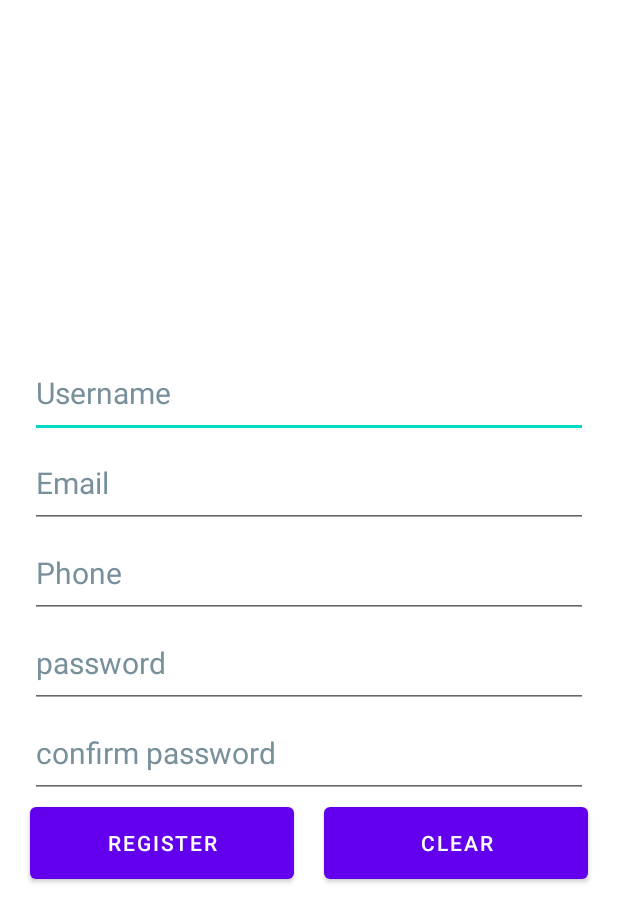
After one commit to MostafaXLotfy/Wagba, an Android app: the fragment RegisterFragment shown on its own in the app's theme, on a phone screen of 412 x 824 dp. The commit adds this screen. Shown: the top 922 px of the screen. Run offline under Robolectric (Android 15) with nearby library versions, the phone set to English and light mode, and no system bars.

Commit message:
converted login, register, restaurants activities into fragments

```diff
--- /dev/null
+++ b/app/src/main/java/com/example/wagba/RegisterFragment.java
@@ -0,0 +1,64 @@
+package com.example.wagba;
+
+import android.os.Bundle;
+
+import androidx.fragment.app.Fragment;
+
+import android.view.LayoutInflater;
+import android.view.View;
+import android.view.ViewGroup;
+
+/**
+ * A simple {@link Fragment} subclass.
+ * Use the {@link RegisterFragment#newInstance} factory method to
+ * create an instance of this fragment.
+ */
+public class RegisterFragment extends Fragment {
+
+    // TODO: Rename parameter arguments, choose names that match
+    // the fragment initialization parameters, e.g. ARG_ITEM_NUMBER
+    private static final String ARG_PARAM1 = "param1";
+    private static final String ARG_PARAM2 = "param2";
+
+    // TODO: Rename and change types of parameters
+    private String mParam1;
+    private String mParam2;
+
+    public RegisterFragment() {
+        // Required empty public constructor
+    }
+
+    /**
+     * Use this factory method to create a new instance of
+     * this fragment using the provided parameters.
+     *
+     * @param param1 Parameter 1.
+     * @param param2 Parameter 2.
+     * @return A new instance of fragment RegisterFragment.
+     */
+    // TODO: Rename and change types and number of parameters
+    public static RegisterFragment newInstance(String param1, String param2) {
+        RegisterFragment fragment = new RegisterFragment();
+        Bundle args = new Bundle();
+        args.putString(ARG_PARAM1, param1);
+        args.putString(ARG_PARAM2, param2);
+        fragment.setArguments(args);
+        return fragment;
+    }
+
+    @Override
+    public void onCreate(Bundle savedInstanceState) {
+        super.onCreate(savedInstanceState);
+        if (getArguments() != null) {
+            mParam1 = getArguments().getString(ARG_PARAM1);
+            mParam2 = getArguments().getString(ARG_PARAM2);
+        }
+    }
+
+    @Override
+    public View onCreateView(LayoutInflater inflater, ViewGroup container,
+                             Bundle savedInstanceState) {
+        // Inflate the layout for this fragment
+        return inflater.inflate(R.layout.fragment_register, container, false);
+    }
+}
--- /dev/null
+++ b/app/src/main/res/layout/fragment_register.xml
@@ -0,0 +1,147 @@
+<?xml version="1.0" encoding="utf-8"?>
+<FrameLayout xmlns:android="http://schemas.android.com/apk/res/android"
+    xmlns:tools="http://schemas.android.com/tools"
+    android:layout_width="match_parent"
+    android:layout_height="match_parent"
+    xmlns:app="http://schemas.android.com/apk/res-auto"
+    tools:context=".RegisterFragment">
+
+    <!-- TODO: Update blank fragment layout -->
+    <androidx.constraintlayout.widget.ConstraintLayout
+        android:layout_width="match_parent"
+        android:layout_height="match_parent">
+
+        <EditText
+            android:id="@+id/et_username"
+            android:layout_width="0dp"
+            android:layout_height="60dp"
+            android:layout_marginLeft="20dp"
+
+            android:layout_marginRight="20dp"
+            android:hint="@string/username"
+            android:inputType="textPersonName"
+
+            android:textColorHint="#78909C"
+
+            android:textSize="20sp"
+            app:layout_constraintTop_toTopOf="parent"
+            app:layout_constraintStart_toStartOf="parent"
+            app:layout_constraintEnd_toEndOf="parent"
+            app:layout_constraintBottom_toTopOf="@id/et_email"
+
+            android:autofillHints="username"
+            app:layout_constraintVertical_chainStyle="packed"
+            />
+
+
+        <EditText
+            android:id="@+id/et_email"
+            android:layout_width="0dp"
+            android:layout_height="60dp"
+            android:layout_marginLeft="20dp"
+
+            android:layout_marginRight="20dp"
+            android:hint="@string/email"
+            android:inputType="textEmailAddress"
+
+            android:textColorHint="#78909C"
+
+            android:textSize="20sp"
+            app:layout_constraintTop_toBottomOf="@id/et_username"
+            app:layout_constraintStart_toStartOf="parent"
+            app:layout_constraintEnd_toEndOf="parent"
+            app:layout_constraintBottom_toTopOf="@id/et_phone"
+
+            android:autofillHints="emailAddress"
+            />
+
+        <EditText
+            android:id="@+id/et_phone"
+            android:layout_width="0dp"
+            android:layout_height="60dp"
+            android:layout_marginLeft="20dp"
+
+            android:layout_marginRight="20dp"
+
+            android:hint="@string/phone"
+            android:inputType="phone"
+            android:autofillHints="phone"
+
+            android:textColorHint="#78909C"
+
+            android:textSize="20sp"
+            app:layout_constraintTop_toBottomOf="@id/et_email"
+            app:layout_constraintStart_toStartOf="parent"
+            app:layout_constraintEnd_toEndOf="parent"
+            app:layout_constraintBottom_toTopOf="@id/et_password"
+            />
+
+        <EditText
+            android:id="@+id/et_password"
+            android:layout_width="0dp"
+            android:layout_height="60dp"
+            android:layout_marginLeft="20dp"
+
+            android:layout_marginRight="20dp"
+
+            android:hint="@string/password"
+            android:inputType="textPassword"
+            android:autofillHints="password"
+
+            android:textColorHint="#78909C"
+
+            android:textSize="20sp"
+            app:layout_constraintTop_toBottomOf="@id/et_phone"
+            app:layout_constraintStart_toStartOf="parent"
+            app:layout_constraintEnd_toEndOf="parent"
+            app:layout_constraintBottom_toTopOf="@id/et_confirmPassword"
+
+            />
+
+        <EditText
+            android:id="@+id/et_confirmPassword"
+            android:layout_width="0dp"
+            android:layout_height="60dp"
+            android:layout_marginLeft="20dp"
+
+            android:layout_marginRight="20dp"
+
+            android:hint="@string/confirm_password"
+            android:inputType="textPassword"
+            android:autofillHints="password"
+
+            android:textColorHint="#78909C"
+
+            android:textSize="20sp"
+            app:layout_constraintTop_toBottomOf="@id/et_password"
+            app:layout_constraintStart_toStartOf="parent"
+            app:layout_constraintEnd_toEndOf="parent"
+            app:layout_constraintBottom_toTopOf="@id/btn_register"
+            />
+        <Button
+            android:layout_width="0dp"
+            android:layout_height="60dp"
+            android:id="@+id/btn_register"
+            android:text="@string/register"
+            app:layout_constraintTop_toBottomOf="@id/et_confirmPassword"
+            app:layout_constraintBottom_toBottomOf="parent"
+            app:layout_constraintStart_toStartOf="parent"
+            app:layout_constraintEnd_toStartOf="@id/btn_clear"
+            android:layout_marginStart="20dp"
+            />
+
+        <Button
+            android:layout_width="0dp"
+            android:layout_height="60dp"
+            android:id="@+id/btn_clear"
+            android:text="@string/clear"
+            app:layout_constraintTop_toTopOf="@id/btn_register"
+            app:layout_constraintBottom_toBottomOf="@id/btn_register"
+            app:layout_constraintStart_toEndOf="@id/btn_register"
+            app:layout_constraintEnd_toEndOf="parent"
+            android:layout_marginEnd="20dp"
+            android:layout_marginStart="20dp"
+            />
+    </androidx.constraintlayout.widget.ConstraintLayout>
+
+</FrameLayout>
```
Also changed, not shown: app/src/main/AndroidManifest.xml (+0 -14 lines), app/src/main/java/com/example/wagba/LoginActivity.java (deleted, +0 -14 lines), app/src/main/java/com/example/wagba/LoginFragment.java (added, +64 -0 lines), app/src/main/java/com/example/wagba/RegisterActivity.java (deleted, +0 -14 lines), app/src/main/java/com/example/wagba/RestaurantsFragment.java (added, +64 -0 lines), app/src/main/res/layout/activity_login.xml (deleted, +0 -97 lines), app/src/main/res/layout/activity_main.xml (+6 -5 lines), app/src/main/res/layout/activity_register.xml (deleted, +0 -143 lines), app/src/main/res/layout/fragment_login.xml (added, +102 -0 lines), app/src/main/res/layout/fragment_restaurants.xml (added, +14 -0 lines).
